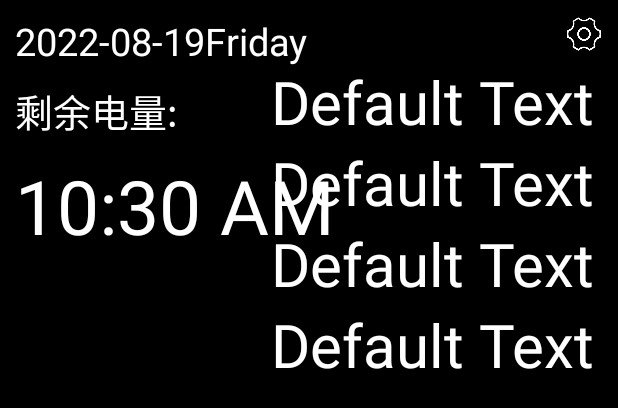
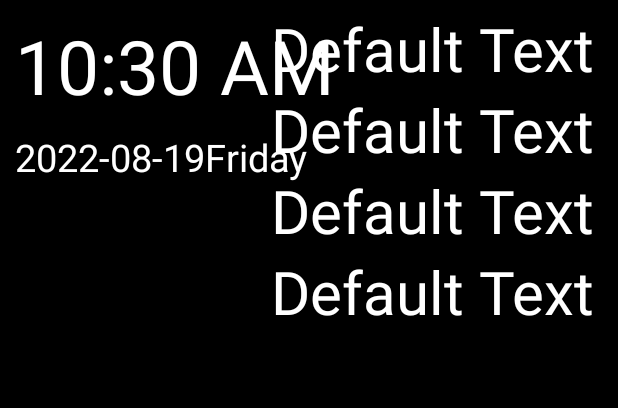
Before and after one commit to onear233/oldPhoneToolbox, an Android app: the layout activity_main_connected.xml on its own in the app's theme, with its tools: preview values and no code run, on a phone screen of 412 x 824 dp. Shown: the top 408 px of the screen. Run offline under Robolectric (Android 15) with nearby library versions, the phone set to English and light mode, and no system bars; network calls fail.

Commit message:
界面布局：连接后

```diff
--- a/app/src/main/java/com/oldphonetoolbox/onear/MainActivityConnected.java
+++ b/app/src/main/java/com/oldphonetoolbox/onear/MainActivityConnected.java
@@ -23,6 +23,5 @@ public class MainActivityConnected extends AppCompatActivity {
     @Override
     protected void onStart() {
         super.onStart();
-        new MainActivity().batteryListener();
     }
 }
--- a/app/src/main/res/layout/activity_main_connected.xml
+++ b/app/src/main/res/layout/activity_main_connected.xml
@@ -10,23 +10,12 @@
         android:id="@+id/tc_time_cne"
         android:layout_width="wrap_content"
         android:layout_height="wrap_content"
-        android:layout_below="@+id/battery_remain_cne"
         android:textSize="50sp"
-        android:layout_above="@+id/battery_remain"
         android:textColor="@color/white"
         android:paddingTop="10sp"
-        android:paddingStart="10sp"/>
+        android:paddingStart="10sp"
+        android:layout_alignParentStart="true"/>
 
-    <TextView
-        android:id="@+id/battery_remain_cne"
-        android:layout_below="@+id/tc_date_cne"
-        android:layout_width="wrap_content"
-        android:layout_height="wrap_content"
-        android:layout_marginLeft="10sp"
-        android:layout_marginTop="10sp"
-        android:text="@string/battery_hint"
-        android:textColor="@color/white"
-        android:textSize="25sp" />
 
     <TextClock
         android:id="@+id/tc_date_cne"
@@ -35,28 +24,18 @@
         android:format12Hour ="yyyy-MM-dd\EEEE"
         android:format24Hour ="yyyy-MM-dd\EEEE"
         android:paddingTop="10sp"
+        android:layout_below="@+id/tc_time_cne"
         android:layout_marginLeft="10sp"
         android:textColor="@color/white"
-        android:textSize="25sp"
-        android:layout_below="@+id/battery_remain"/>
+        android:textSize="25sp" />
 
-    <ImageButton
-        android:id="@+id/btn_setting_cne"
-        android:layout_width="25sp"
-        android:layout_height="25sp"
-        android:layout_marginTop="10sp"
-        android:layout_marginRight="10sp"
-        android:background="@color/transparent"
-        android:src="@drawable/setting"
-        android:scaleType="fitCenter"
-        android:layout_alignParentEnd="true"/>
 
     <LinearLayout
         android:layout_width="wrap_content"
         android:layout_height="wrap_content"
         android:orientation="vertical"
+        android:layout_alignParentEnd="true"
         android:layout_alignParentRight="true"
-        android:layout_below="@+id/btn_setting_cne"
         android:paddingTop="5sp"
         android:paddingEnd="15sp">
         <TextView
```
